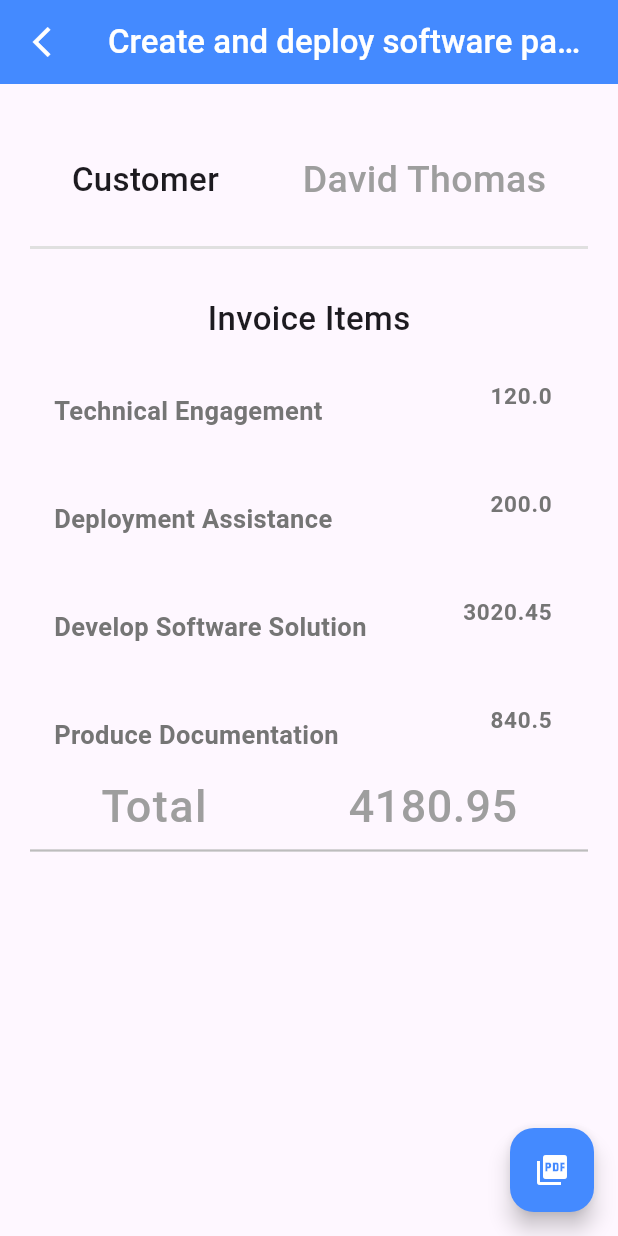
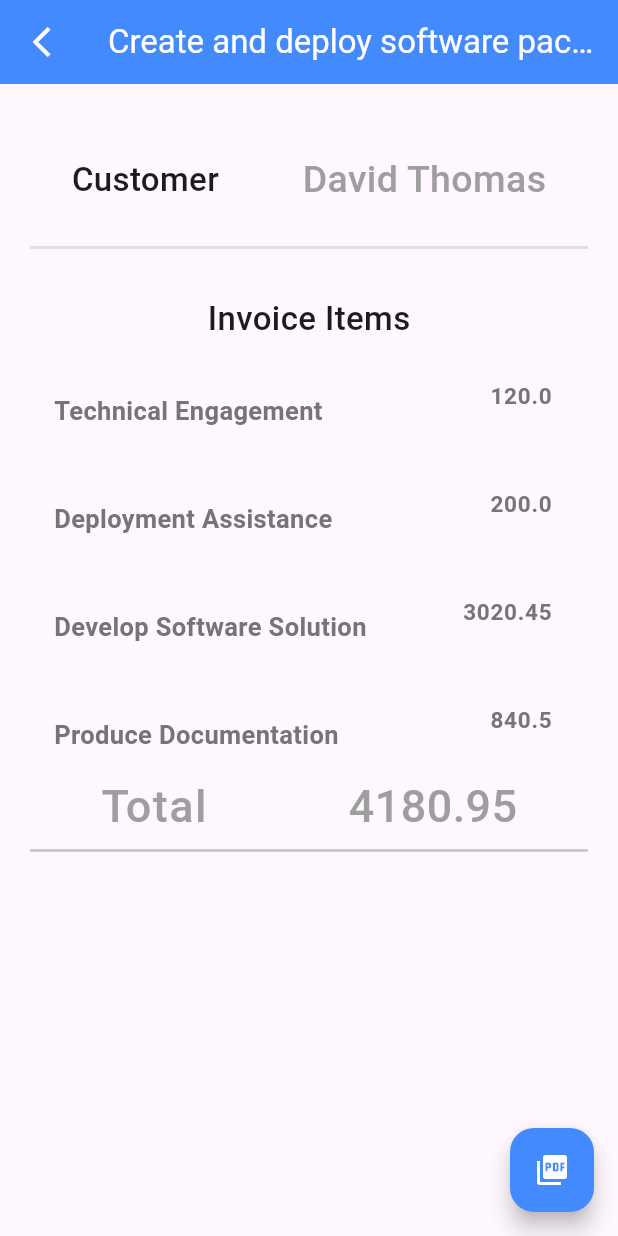
Before and after one commit to sadhana5953/invoice_generator, a Flutter app: the screen it shows after launch, after a tap on "Create and deploy software package", on a phone screen of 412 x 824 dp. Run offline on Flutter 3.47's test engine with Material 3 defaults, Android fonts, the phone set to English and light mode, and no system bars; our stand-ins replace pdf, printing.

Commit message:
03/03/2024

```diff
--- a/lib/home/invoices/page2.dart
+++ b/lib/home/invoices/page2.dart
@@ -28,7 +28,7 @@ class _invoicePage2State extends State<invoicePage2> {
         title: Text(
           '${title}',
           style: TextStyle(
-              color: Colors.white, fontWeight: FontWeight.w500, fontSize: 22),
+              color: Colors.white, fontSize: 22),
         ),
         backgroundColor: Colors.blueAccent,
       ),
--- a/lib/home/invoices/pdf.dart
+++ b/lib/home/invoices/pdf.dart
@@ -34,7 +34,7 @@ Future<Uint8List> generatepdf() async {
                 mainAxisAlignment: pw.MainAxisAlignment.spaceBetween,
                 children: [
                   pw.Text('${customer}\n${address}',
-                      style: pw.TextStyle(fontSize: 25)),
+                      style: pw.TextStyle(fontSize: 27)),
                   pw.Container(
                       height: 120,
                       width: 180,
```
